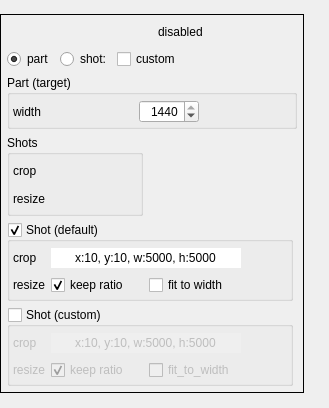
JepEtau/mco, file tools/video_editor/ui/ui_widget_geometry.ui: the form before one commit.
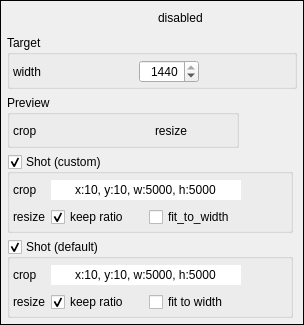
The form after the commit. Icons and pictures are not drawn.

Commit message: geometry widget

Diff of the .ui file:
```diff
--- a/tools/video_editor/ui/ui_widget_geometry.ui
+++ b/tools/video_editor/ui/ui_widget_geometry.ui
@@ -6,8 +6,8 @@
    <rect>
     <x>0</x>
     <y>0</y>
-    <width>329</width>
-    <height>408</height>
+    <width>289</width>
+    <height>320</height>
    </rect>
   </property>
   <property name="sizePolicy">
@@ -209,47 +209,6 @@
         </item>
        </layout>
       </item>
-      <item>
-       <layout class="QHBoxLayout" name="horizontalLayout_2">
-        <item>
-         <widget class="QRadioButton" name="radioButton_part">
-          <property name="text">
-           <string>part</string>
-          </property>
-          <property name="checked">
-           <bool>true</bool>
-          </property>
-         </widget>
-        </item>
-        <item>
-         <widget class="QRadioButton" name="radioButton_shot">
-          <property name="text">
-           <string>shot:</string>
-          </property>
-         </widget>
-        </item>
-        <item>
-         <widget class="QCheckBox" name="checkBox_shot_custom">
-          <property name="text">
-           <string>custom</string>
-          </property>
-         </widget>
-        </item>
-        <item>
-         <spacer name="horizontalSpacer_3">
-          <property name="orientation">
-           <enum>Qt::Horizontal</enum>
-          </property>
-          <property name="sizeHint" stdset="0">
-           <size>
-            <width>40</width>
-            <height>20</height>
-           </size>
-          </property>
-         </spacer>
-        </item>
-       </layout>
-      </item>
       <item>
        <widget class="QGroupBox" name="groupBox_part_geometry">
         <property name="sizePolicy">
@@ -259,7 +218,7 @@
          </sizepolicy>
         </property>
         <property name="title">
-         <string>Part (target)</string>
+         <string>Target</string>
         </property>
         <property name="checkable">
          <bool>false</bool>
@@ -420,7 +379,7 @@
          </sizepolicy>
         </property>
         <property name="title">
-         <string>Shots</string>
+         <string>Preview</string>
         </property>
         <property name="checkable">
          <bool>false</bool>
@@ -441,7 +400,65 @@
          <property name="bottomMargin">
           <number>3</number>
          </property>
-         <item row="1" column="0">
+         <item row="0" column="2">
+          <widget class="QPushButton" name="pushButton_shot_crop_preview">
+           <property name="focusPolicy">
+            <enum>Qt::NoFocus</enum>
+           </property>
+           <property name="text">
+            <string/>
+           </property>
+           <property name="icon">
+            <iconset>
+             <normaloff>icons/grey/eye.svg</normaloff>
+             <normalon>icons/blue/eye.svg</normalon>icons/grey/eye.svg</iconset>
+           </property>
+           <property name="checkable">
+            <bool>true</bool>
+           </property>
+           <property name="flat">
+            <bool>true</bool>
+           </property>
+          </widget>
+         </item>
+         <item row="0" column="3">
+          <spacer name="horizontalSpacer_3">
+           <property name="orientation">
+            <enum>Qt::Horizontal</enum>
+           </property>
+           <property name="sizeType">
+            <enum>QSizePolicy::Fixed</enum>
+           </property>
+           <property name="sizeHint" stdset="0">
+            <size>
+             <width>20</width>
+             <height>10</height>
+            </size>
+           </property>
+          </spacer>
+         </item>
+         <item row="0" column="5">
+          <widget class="QPushButton" name="pushButton_shot_resize_preview">
+           <property name="focusPolicy">
+            <enum>Qt::NoFocus</enum>
+           </property>
+           <property name="text">
+            <string/>
+           </property>
+           <property name="icon">
+            <iconset>
+             <normaloff>icons/grey/eye.svg</normaloff>
+             <normalon>icons/blue/eye.svg</normalon>icons/grey/eye.svg</iconset>
+           </property>
+           <property name="checkable">
+            <bool>true</bool>
+           </property>
+           <property name="flat">
+            <bool>true</bool>
+           </property>
+          </widget>
+         </item>
+         <item row="0" column="4">
           <widget class="QLabel" name="label_21">
            <property name="lineWidth">
             <number>0</number>
@@ -479,203 +496,6 @@
            </property>
            <property name="flat">
             <bool>true</bool>
-           </property>
-          </widget>
-         </item>
-         <item row="0" column="2">
-          <widget class="QPushButton" name="pushButton_shot_crop_preview">
-           <property name="text">
-            <string/>
-           </property>
-           <property name="icon">
-            <iconset>
-             <normaloff>icons/grey/eye.svg</normaloff>
-             <normalon>icons/blue/eye.svg</normalon>icons/grey/eye.svg</iconset>
-           </property>
-           <property name="checkable">
-            <bool>true</bool>
-           </property>
-           <property name="flat">
-            <bool>true</bool>
-           </property>
-          </widget>
-         </item>
-         <item row="1" column="1">
-          <widget class="QPushButton" name="pushButton_shot_resize_edition">
-           <property name="enabled">
-            <bool>false</bool>
-           </property>
-           <property name="text">
-            <string/>
-           </property>
-           <property name="icon">
-            <iconset>
-             <normaloff>icons/blue/scaling.svg</normaloff>icons/blue/scaling.svg</iconset>
-           </property>
-           <property name="checkable">
-            <bool>true</bool>
-           </property>
-           <property name="autoDefault">
-            <bool>false</bool>
-           </property>
-           <property name="flat">
-            <bool>true</bool>
-           </property>
-          </widget>
-         </item>
-         <item row="1" column="2">
-          <widget class="QPushButton" name="pushButton_shot_resize_preview">
-           <property name="text">
-            <string/>
-           </property>
-           <property name="icon">
-            <iconset>
-             <normaloff>icons/grey/eye.svg</normaloff>
-             <normalon>icons/blue/eye.svg</normalon>icons/grey/eye.svg</iconset>
-           </property>
-           <property name="checkable">
-            <bool>true</bool>
-           </property>
-           <property name="flat">
-            <bool>true</bool>
-           </property>
-          </widget>
-         </item>
-        </layout>
-       </widget>
-      </item>
-      <item>
-       <widget class="QGroupBox" name="groupBox_shot_default_geometry">
-        <property name="enabled">
-         <bool>true</bool>
-        </property>
-        <property name="sizePolicy">
-         <sizepolicy hsizetype="Maximum" vsizetype="Preferred">
-          <horstretch>0</horstretch>
-          <verstretch>0</verstretch>
-         </sizepolicy>
-        </property>
-        <property name="title">
-         <string>Shot (default)</string>
-        </property>
-        <property name="checkable">
-         <bool>true</bool>
-        </property>
-        <property name="checked">
-         <bool>true</bool>
-        </property>
-        <layout class="QGridLayout" name="gridLayout_3">
-         <property name="leftMargin">
-          <number>3</number>
-         </property>
-         <property name="topMargin">
-          <number>5</number>
-         </property>
-         <property name="rightMargin">
-          <number>3</number>
-         </property>
-         <property name="bottomMargin">
-          <number>3</number>
-         </property>
-         <item row="1" column="1">
-          <layout class="QHBoxLayout" name="horizontalLayout_4">
-           <item>
-            <widget class="QCheckBox" name="checkBox_shot_default_keep_ratio">
-             <property name="enabled">
-              <bool>true</bool>
-             </property>
-             <property name="text">
-              <string>keep ratio</string>
-             </property>
-             <property name="checked">
-              <bool>true</bool>
-             </property>
-            </widget>
-           </item>
-           <item>
-            <widget class="QCheckBox" name="checkBox_shot_default_fit_to_width">
-             <property name="enabled">
-              <bool>true</bool>
-             </property>
-             <property name="text">
-              <string>fit to width</string>
-             </property>
-            </widget>
-           </item>
-          </layout>
-         </item>
-         <item row="1" column="0">
-          <widget class="QLabel" name="label_20">
-           <property name="lineWidth">
-            <number>0</number>
-           </property>
-           <property name="text">
-            <string>resize</string>
-           </property>
-          </widget>
-         </item>
-         <item row="0" column="1">
-          <widget class="QLineEdit" name="lineEdit_shot_default_crop_rectangle">
-           <property name="sizePolicy">
-            <sizepolicy hsizetype="Fixed" vsizetype="Fixed">
-             <horstretch>0</horstretch>
-             <verstretch>0</verstretch>
-            </sizepolicy>
-           </property>
-           <property name="minimumSize">
-            <size>
-             <width>190</width>
-             <height>0</height>
-            </size>
-           </property>
-           <property name="maximumSize">
-            <size>
-             <width>190</width>
-             <height>16777215</height>
-            </size>
-           </property>
-           <property name="text">
-            <string>x:10, y:10, w:5000, h:5000</string>
-           </property>
-           <property name="frame">
-            <bool>false</bool>
-           </property>
-           <property name="alignment">
-            <set>Qt::AlignCenter</set>
-           </property>
-           <property name="readOnly">
-            <bool>true</bool>
-           </property>
-          </widget>
-         </item>
-         <item row="0" column="2">
-          <widget class="QPushButton" name="pushButton_shot_default_discard">
-           <property name="sizePolicy">
-            <sizepolicy hsizetype="Maximum" vsizetype="Fixed">
-             <horstretch>0</horstretch>
-             <verstretch>0</verstretch>
-            </sizepolicy>
-           </property>
-           <property name="text">
-            <string extracomment="Undo (Ctrl-Z)"/>
-           </property>
-           <property name="icon">
-            <iconset>
-             <normaloff>icons/grey/undo.svg</normaloff>
-             <normalon>icons/purple/undo.svg</normalon>icons/grey/undo.svg</iconset>
-           </property>
-           <property name="flat">
-            <bool>true</bool>
-           </property>
-          </widget>
-         </item>
-         <item row="0" column="0">
-          <widget class="QLabel" name="label_11">
-           <property name="lineWidth">
-            <number>0</number>
-           </property>
-           <property name="text">
-            <string>crop</string>
            </property>
           </widget>
          </item>
@@ -697,7 +517,7 @@
          <bool>true</bool>
         </property>
         <property name="checked">
-         <bool>false</bool>
+         <bool>true</bool>
         </property>
         <layout class="QGridLayout" name="gridLayout_2">
          <property name="leftMargin">
@@ -717,7 +537,10 @@
            <item>
             <widget class="QCheckBox" name="checkBox_shot_keep_ratio">
              <property name="enabled">
-              <bool>false</bool>
+              <bool>true</bool>
+             </property>
+             <property name="focusPolicy">
+              <enum>Qt::NoFocus</enum>
              </property>
              <property name="text">
               <string>keep ratio</string>
@@ -730,7 +553,10 @@
            <item>
             <widget class="QCheckBox" name="checkBox_shot_fit_to_width">
              <property name="enabled">
-              <bool>false</bool>
+              <bool>true</bool>
+             </property>
+             <property name="focusPolicy">
+              <enum>Qt::NoFocus</enum>
              </property>
              <property name="text">
               <string>fit_to_width</string>
@@ -741,6 +567,9 @@
          </item>
          <item row="1" column="0">
           <widget class="QLabel" name="label_19">
+           <property name="enabled">
+            <bool>true</bool>
+           </property>
            <property name="lineWidth">
             <number>0</number>
            </property>
@@ -751,6 +580,9 @@
          </item>
          <item row="0" column="1">
           <widget class="QLineEdit" name="lineEdit_shot_crop_rectangle">
+           <property name="enabled">
+            <bool>true</bool>
+           </property>
            <property name="sizePolicy">
             <sizepolicy hsizetype="Fixed" vsizetype="Fixed">
              <horstretch>0</horstretch>
@@ -785,6 +617,9 @@
          </item>
          <item row="0" column="0">
           <widget class="QLabel" name="label_10">
+           <property name="enabled">
+            <bool>true</bool>
+           </property>
            <property name="lineWidth">
             <number>0</number>
            </property>
@@ -817,6 +652,156 @@
         </layout>
        </widget>
       </item>
+      <item>
+       <widget class="QGroupBox" name="groupBox_default_shot_geometry">
+        <property name="enabled">
+         <bool>true</bool>
+        </property>
+        <property name="sizePolicy">
+         <sizepolicy hsizetype="Maximum" vsizetype="Preferred">
+          <horstretch>0</horstretch>
+          <verstretch>0</verstretch>
+         </sizepolicy>
+        </property>
+        <property name="focusPolicy">
+         <enum>Qt::NoFocus</enum>
+        </property>
+        <property name="title">
+         <string>Shot (default)</string>
+        </property>
+        <property name="checkable">
+         <bool>true</bool>
+        </property>
+        <property name="checked">
+         <bool>true</bool>
+        </property>
+        <layout class="QGridLayout" name="gridLayout_3">
+         <property name="leftMargin">
+          <number>3</number>
+         </property>
+         <property name="topMargin">
+          <number>5</number>
+         </property>
+         <property name="rightMargin">
+          <number>3</number>
+         </property>
+         <property name="bottomMargin">
+          <number>3</number>
+         </property>
+         <item row="1" column="1">
+          <layout class="QHBoxLayout" name="horizontalLayout_4">
+           <item>
+            <widget class="QCheckBox" name="checkBox_default_shot_keep_ratio">
+             <property name="enabled">
+              <bool>true</bool>
+             </property>
+             <property name="focusPolicy">
+              <enum>Qt::NoFocus</enum>
+             </property>
+             <property name="text">
+              <string>keep ratio</string>
+             </property>
+             <property name="checked">
+              <bool>true</bool>
+             </property>
+            </widget>
+           </item>
+           <item>
+            <widget class="QCheckBox" name="checkBox_default_shot_fit_to_width">
+             <property name="enabled">
+              <bool>true</bool>
+             </property>
+             <property name="focusPolicy">
+              <enum>Qt::NoFocus</enum>
+             </property>
+             <property name="text">
+              <string>fit to width</string>
+             </property>
+            </widget>
+           </item>
+          </layout>
+         </item>
+         <item row="1" column="0">
+          <widget class="QLabel" name="label_20">
+           <property name="lineWidth">
+            <number>0</number>
+           </property>
+           <property name="text">
+            <string>resize</string>
+           </property>
+          </widget>
+         </item>
+         <item row="0" column="1">
+          <widget class="QLineEdit" name="lineEdit_default_shot_crop_rectangle">
+           <property name="sizePolicy">
+            <sizepolicy hsizetype="Fixed" vsizetype="Fixed">
+             <horstretch>0</horstretch>
+             <verstretch>0</verstretch>
+            </sizepolicy>
+           </property>
+           <property name="minimumSize">
+            <size>
+             <width>190</width>
+             <height>0</height>
+            </size>
+           </property>
+           <property name="maximumSize">
+            <size>
+             <width>190</width>
+             <height>16777215</height>
+            </size>
+           </property>
+           <property name="text">
+            <string>x:10, y:10, w:5000, h:5000</string>
+           </property>
+           <property name="frame">
+            <bool>false</bool>
+           </property>
+           <property name="alignment">
+            <set>Qt::AlignCenter</set>
+           </property>
+           <property name="readOnly">
+            <bool>true</bool>
+           </property>
+          </widget>
+         </item>
+         <item row="0" column="2">
+          <widget class="QPushButton" name="pushButton_default_shot_discard">
+           <property name="sizePolicy">
+            <sizepolicy hsizetype="Maximum" vsizetype="Fixed">
+             <horstretch>0</horstretch>
+             <verstretch>0</verstretch>
+            </sizepolicy>
+           </property>
+           <property name="focusPolicy">
+            <enum>Qt::NoFocus</enum>
+           </property>
+           <property name="text">
+            <string extracomment="Undo (Ctrl-Z)"/>
+           </property>
+           <property name="icon">
+            <iconset>
+             <normaloff>icons/grey/undo.svg</normaloff>
+             <normalon>icons/purple/undo.svg</normalon>icons/grey/undo.svg</iconset>
+           </property>
+           <property name="flat">
+            <bool>true</bool>
+           </property>
+          </widget>
+         </item>
+         <item row="0" column="0">
+          <widget class="QLabel" name="label_11">
+           <property name="lineWidth">
+            <number>0</number>
+           </property>
+           <property name="text">
+            <string>crop</string>
+           </property>
+          </widget>
+         </item>
+        </layout>
+       </widget>
+      </item>
      </layout>
     </widget>
    </item>
```
Left out of the diff: 42 changed lines with no effect on the pictures. The commit also changes 16 other files.
